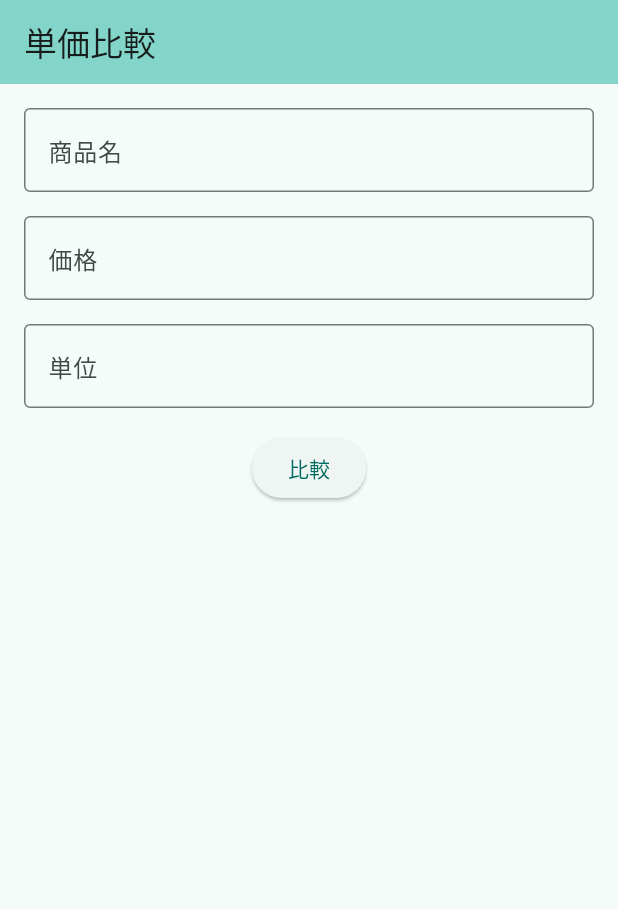
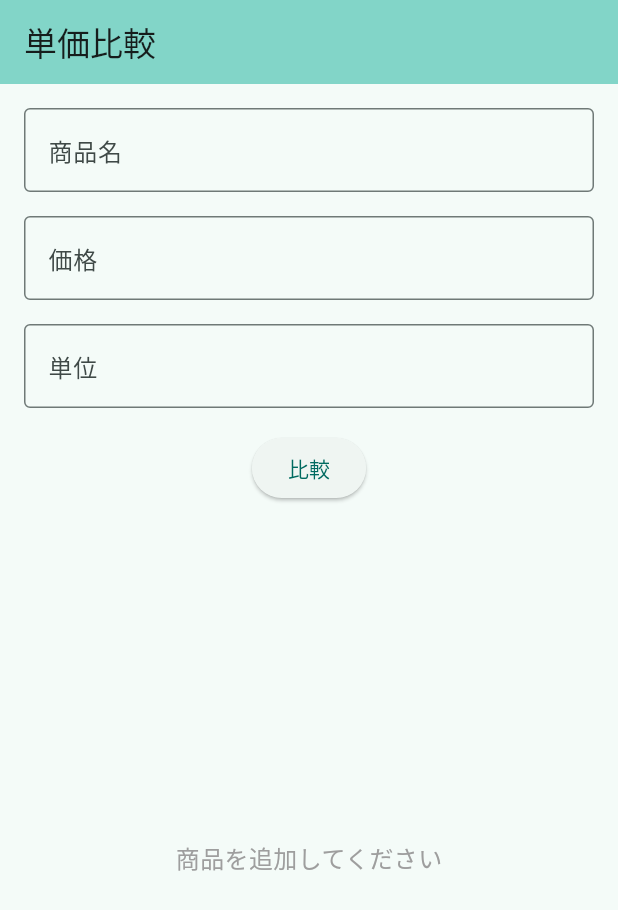
Before and after one commit to soraminn-zzz/PriceCompare, a Flutter app: the screen it shows after launch, on a phone screen of 412 x 824 dp. Shown: the top 910 px of the screen. Run offline on Flutter 3.47's test engine with Material 3 defaults, Android fonts, the phone set to English and light mode, and no system bars.

Commit message:
faet ListView

```diff
--- a/lib/main.dart
+++ b/lib/main.dart
@@ -116,9 +116,30 @@ class _CompareScreenState extends State<CompareScreen> {
                 _addProduct();
               },
               child: const Text('比較'),
+            ),
+
+            Expanded(
+              child: _compareList.isEmpty
+                  ?
+                    const Center(
+                      child: Text(
+                        '商品を追加してください',
+                        style: TextStyle(color: Colors.grey, fontSize: 16),
+                      ),
+                    )
+                  :
+                    ListView.builder(
+                      itemCount: _compareList.length,
+                      itemBuilder: (context, index) {
+                        final item = _compareList[index];
+                        return ListTile(
+                          title: Text(item['name'] ?? '名称未設定'),
+                          subtitle: Text('価格: ${item['price']}円 / 単位: ${item['quantity']}'),
+                          trailing: Text('単価: ${item['unitprice'].toStringAsFixed(1)}円'),
+                        );
+                      },
+                    ),
             )
-
-
           ],
         ),
       ),
```
